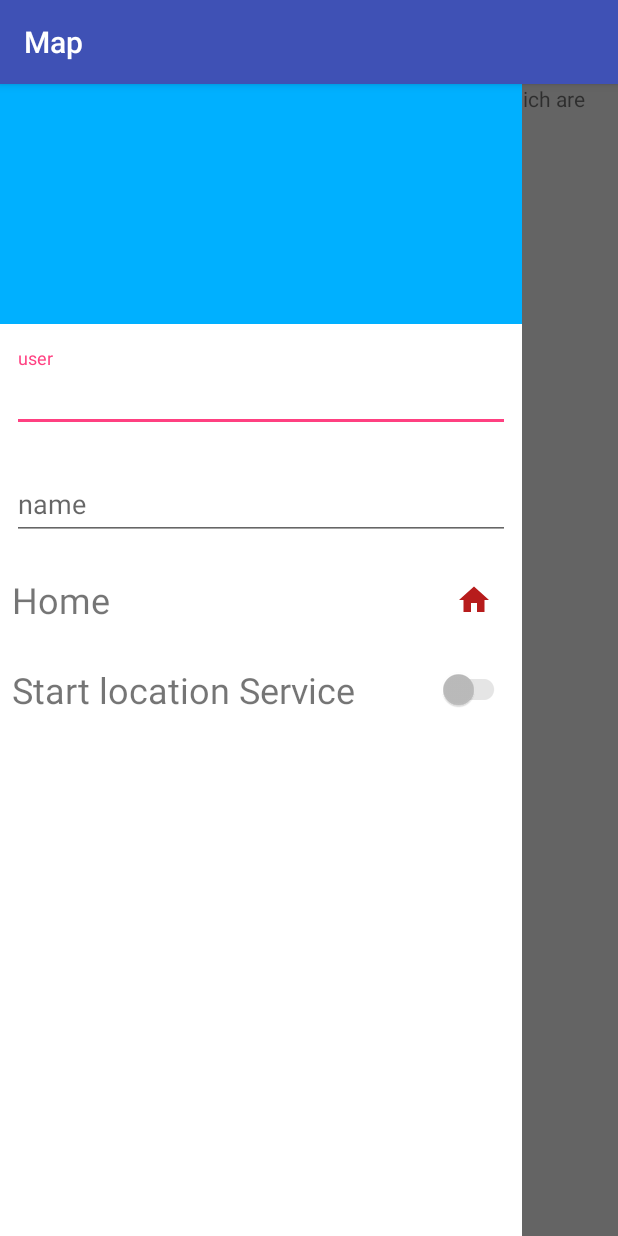
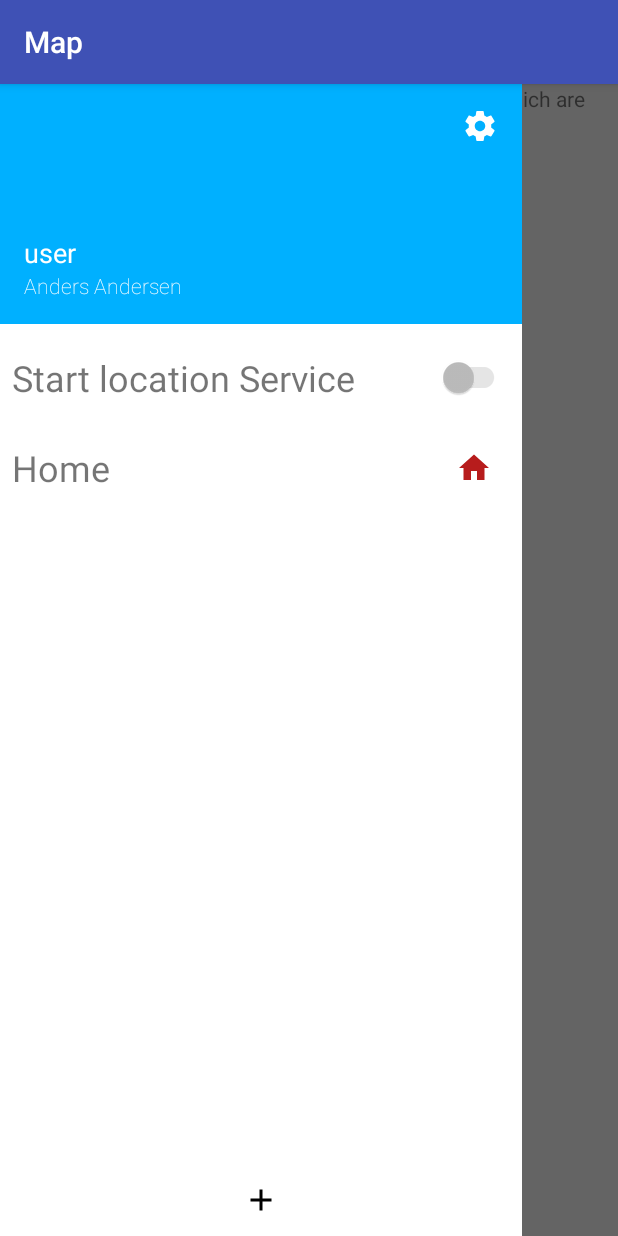
Before and after one commit to Jalepeno/openHabAndroid, an Android app: the screen it shows after launch (MapsActivity), with the side drawer open, on a phone screen of 412 x 824 dp. Run offline under Robolectric (Android 15) with nearby library versions, the phone set to English and light mode, and no system bars; libraries missing offline, so code that uses them is left out: io.realm; 6 statements that could not run were skipped.

Commit message:
can now post mutiple location changed layout main activity not updated to new layout

```diff
--- a/app/src/main/AndroidManifest.xml
+++ b/app/src/main/AndroidManifest.xml
@@ -46,6 +46,7 @@
         <receiver android:name=".cwac_loclpoll.LocationPoller" />
         <service android:name=".cwac_loclpoll.LocationPollerService" />
         <receiver android:name=".LocationReceiver"/>
+
     </application>
 
 </manifest>
--- a/app/src/main/java/se2gce17/openhab_se2/MapsActivity.java
+++ b/app/src/main/java/se2gce17/openhab_se2/MapsActivity.java
@@ -90,6 +90,9 @@ public class MapsActivity extends AppCompatActivity implements OnMapReadyCallbac
             homeImg.setImageResource(R.drawable.ic_home_red);
         } else {
             homeImg.setImageResource(R.drawable.ic_home_green);
+            if(userEt.getText().length() >2 && nameEt.getText().length() >2){
+                serviceSwitch.setEnabled(true);
+            }
         }
 
 
@@ -115,7 +118,6 @@ public class MapsActivity extends AppCompatActivity implements OnMapReadyCallbac
                     if (home == null || userEt.getText().length() < 3 || nameEt.getText().length() < 3) {
                         serviceSwitch.setChecked(false);
                     } else {
-
                         startService();
                     }
                 } else {
@@ -132,8 +134,6 @@ public class MapsActivity extends AppCompatActivity implements OnMapReadyCallbac
                 }
             }
         });
-
-
 
         if(checkLocationPermission()){ // if we dont have permission for location, we cannot use app.
 
@@ -223,7 +223,7 @@ public class MapsActivity extends AppCompatActivity implements OnMapReadyCallbac
                             home.setLocation(wrapper);
                             home.setId(0);
                             home.setName("Home");
-                            home.setDbName(nameEt.getText().toString().trim()+"_home");
+                            home.setDbName("Home");
                             home.setRadius(50); //TODO: make configurable
                             home.setImgResourceId(R.drawable.ic_home_green);
 
@@ -232,15 +232,8 @@ public class MapsActivity extends AppCompatActivity implements OnMapReadyCallbac
                             user.setName(nameEt.getText().toString().trim());
                             user.setUser(userEt.getText().toString().trim());
                             user.setLastLocation(home);
-
-
-
                         }
                     });
-
-
-
-
                     homeImg.setImageResource(R.drawable.ic_home_green);
 
 //                    mMap.addMarker(new MarkerOptions().position(new LatLng(home.getLatitude(),home.getLongitude())).title("Home"));
@@ -346,7 +339,6 @@ public class MapsActivity extends AppCompatActivity implements OnMapReadyCallbac
         // this will be the intent that the LocationReceiver will receive
         Intent broardcastIntent = new Intent(this, LocationReceiver.class);
 
-
         final String SOME_ACTION = "se2gce17.openhab_se2.LocationReceiver";
         IntentFilter intentFilter = new IntentFilter(SOME_ACTION);
         this.registerReceiver(new LocationReceiver(), intentFilter);
@@ -407,7 +399,7 @@ public class MapsActivity extends AppCompatActivity implements OnMapReadyCallbac
     @Override
     public void onLocationChanged(Location location) {
         currentLocation = location;
-        Log.d("MAPS","new location has been found!!!! --- lat: "+location.getLatitude()+" -- long:"+location.getLongitude());
+       // Log.d("MAPS","new location has been found!!!! --- lat: "+location.getLatitude()+" -- long:"+location.getLongitude());
         LatLng currentLocation = new LatLng(location.getLatitude(), location.getLongitude());
         if(mMap != null){
             mMap.moveCamera(CameraUpdateFactory.newLatLng(currentLocation));
--- /dev/null
+++ b/app/src/main/res/drawable/ic_plus.xml
@@ -0,0 +1,10 @@
+<?xml version="1.0" encoding="utf-8"?>
+<vector xmlns:android="http://schemas.android.com/apk/res/android"
+    android:viewportWidth="24"
+    android:viewportHeight="24"
+    android:width="24dp"
+    android:height="24dp">
+    <path
+        android:pathData="M11 5l0 6 -6 0 0 2 6 0 0 6 2 0 0 -6 6 0 0 -2 -6 0 0 -6z"
+        android:fillColor="#000000" />
+</vector>
--- /dev/null
+++ b/app/src/main/res/drawable/ic_settings_white.xml
@@ -0,0 +1,10 @@
+<?xml version="1.0" encoding="utf-8"?>
+<vector xmlns:android="http://schemas.android.com/apk/res/android"
+    android:viewportWidth="24"
+    android:viewportHeight="24"
+    android:width="24dp"
+    android:height="24dp">
+    <path
+        android:pathData="M19.43 12.98c0.04 -0.32 0.07 -0.64 0.07 -0.98 0 -0.34 -0.03 -0.66 -0.07 -0.98l2.11 -1.65c0.19 -0.15 0.24 -0.42 0.12 -0.64l-2 -3.46C19.54 5.05 19.27 4.97 19.05 5.05l-2.49 1C16.04 5.65 15.48 5.32 14.87 5.07L14.49 2.42C14.46 2.18 14.25 2 14 2L10 2C9.75 2 9.54 2.18 9.51 2.42L9.13 5.07C8.52 5.32 7.96 5.66 7.44 6.05l-2.49 -1C4.72 4.96 4.46 5.05 4.34 5.27l-2 3.46C2.21 8.95 2.27 9.22 2.46 9.37l2.11 1.65C4.53 11.34 4.5 11.67 4.5 12c0 0.33 0.03 0.66 0.07 0.98l-2.11 1.65c-0.19 0.15 -0.24 0.42 -0.12 0.64l2 3.46c0.12 0.22 0.39 0.3 0.61 0.22l2.49 -1c0.52 0.4 1.08 0.73 1.69 0.98l0.38 2.65C9.54 21.82 9.75 22 10 22l4 0c0.25 0 0.46 -0.18 0.49 -0.42l0.38 -2.65c0.61 -0.25 1.17 -0.59 1.69 -0.98l2.49 1c0.23 0.09 0.49 0 0.61 -0.22l2 -3.46c0.12 -0.22 0.07 -0.49 -0.12 -0.64L19.43 12.98ZM12 15.5c-1.93 0 -3.5 -1.57 -3.5 -3.5 0 -1.93 1.57 -3.5 3.5 -3.5 1.93 0 3.5 1.57 3.5 3.5 0 1.93 -1.57 3.5 -3.5 3.5z"
+        android:fillColor="#FFFFFF" />
+</vector>
--- a/app/src/main/res/layout/activity_maps.xml
+++ b/app/src/main/res/layout/activity_maps.xml
@@ -27,13 +27,47 @@
             android:layout_width="match_parent"
             android:layout_height="@dimen/nav_header_height"
             android:background="#00B0FF"
-            android:gravity="bottom"
             android:orientation="vertical"
             android:paddingBottom="@dimen/activity_vertical_margin"
             android:paddingLeft="@dimen/activity_horizontal_margin"
             android:paddingRight="@dimen/activity_horizontal_margin"
             android:paddingTop="@dimen/activity_vertical_margin">
 
+            <ImageView
+                android:layout_gravity="top|right"
+                android:src="@drawable/ic_settings_white"
+                android:layout_width="wrap_content"
+                android:layout_height="wrap_content" />
+
+            <View
+                android:layout_width="wrap_content"
+                android:layout_height="0dp"
+                android:layout_weight="1"/>
+
+
+            <TextView
+                android:lines="1"
+                android:gravity="bottom"
+                android:layout_gravity="bottom"
+                android:id="@+id/drawer_user_tv"
+                android:textColor="#ffffff"
+                android:fontFamily="sans-serif"
+                android:layout_width="wrap_content"
+                android:layout_height="wrap_content"
+                android:text="user"
+                android:textSize="18dp"/>
+
+            <TextView
+                android:lines="1"
+                android:gravity="bottom"
+                android:layout_gravity="bottom"
+                android:id="@+id/drawer_name_tv"
+                android:fontFamily="sans-serif-thin"
+                android:textColor="#FFFFFF"
+                android:layout_width="wrap_content"
+                android:layout_height="wrap_content"
+                android:text="Anders Andersen"
+                />
 
 
 
@@ -51,7 +85,7 @@
             tools:layout_editor_absoluteY="8dp"
             tools:layout_editor_absoluteX="8dp"
             android:paddingTop="8dp">
-
+<!--
             <android.support.design.widget.TextInputLayout
                 android:padding="8dp"
                 android:id="@+id/drawer_user_til"
@@ -79,6 +113,34 @@
                     android:layout_height="wrap_content"
                     android:hint="name"/>
             </android.support.design.widget.TextInputLayout>
+            -->
+
+            <LinearLayout
+                android:orientation="horizontal"
+                android:layout_width="match_parent"
+                android:layout_height="56dp"
+                android:gravity="center_vertical"
+                android:padding="8dp">
+
+                <TextView
+                    android:textSize="24dp"
+                    android:text="Start location Service"
+                    android:layout_width="wrap_content"
+                    android:layout_height="wrap_content" />
+                <View
+                    android:visibility="invisible"
+                    android:layout_width="0dp"
+                    android:layout_height="1dp"
+                    android:layout_weight="1"
+                    />
+                <android.support.v7.widget.SwitchCompat
+                    android:id="@+id/drawer_service_switch"
+                    android:layout_gravity="right|center_vertical"
+                    android:gravity="right"
+                    android:enabled="true"
+                    android:layout_width="wrap_content"
+                    android:layout_height="wrap_content" />
+            </LinearLayout>
 
             <LinearLayout
                 android:padding="8dp"
@@ -112,33 +174,20 @@
 
             </LinearLayout>
 
-            <LinearLayout
-                android:orientation="horizontal"
+            <ListView
+                android:id="@+id/drawer_location_list"
                 android:layout_width="match_parent"
-                android:layout_height="56dp"
-                android:gravity="center_vertical"
-                android:padding="8dp">
+                android:layout_height="0dp"
+                android:layout_weight="1"/>
 
-                <TextView
-                    android:textSize="24dp"
-                    android:text="Start location Service"
-                    android:layout_width="wrap_content"
-                    android:layout_height="wrap_content" />
-                <View
-                    android:visibility="invisible"
-                    android:layout_width="0dp"
-                    android:layout_height="1dp"
-                    android:layout_weight="1"
-                    />
-                <android.support.v7.widget.SwitchCompat
-                    android:id="@+id/drawer_service_switch"
-                    android:layout_gravity="right|center_vertical"
-                    android:gravity="right"
-                    android:enabled="true"
-                    android:layout_width="wrap_content"
-                    android:layout_height="wrap_content" />
-            </LinearLayout>
 
+            <ImageButton
+                android:layout_gravity="bottom|center_horizontal"
+                android:src="@drawable/ic_plus"
+                style="@style/Base.Widget.AppCompat.Button.Borderless"
+                android:gravity="bottom"
+                android:layout_width="wrap_content"
+                android:layout_height="wrap_content" />
 
         </LinearLayout>
 
--- a/app/src/main/res/values/styles.xml
+++ b/app/src/main/res/values/styles.xml
@@ -17,4 +17,5 @@
 
     <style name="AppTheme.PopupOverlay" parent="ThemeOverlay.AppCompat.Light" />
 
+
 </resources>
```
Also changed, not shown: app/src/main/java/se2gce17/openhab_se2/LocationReceiver.java (+26 -3 lines), app/src/main/java/se2gce17/openhab_se2/cwac_loclpoll/LocationPollerService.java (+11 -8 lines), app/src/main/res/layout/change_user_diaog.xml (added, +68 -0 lines), app/src/main/res/layout/new_location_setup.xml (added, +48 -0 lines).
